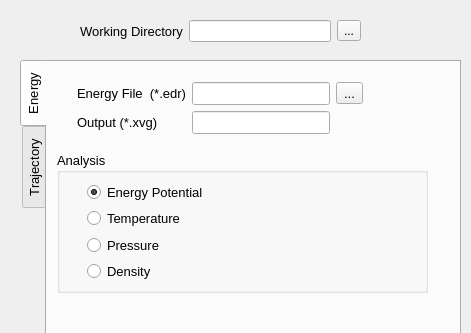
First picture: the form in gromacsanalysis.ui, repository khabibki06/GroUP, before the edit; both pictures show x 0 to 471 and y 0 to 333 of the 471 by 531 pixel window.
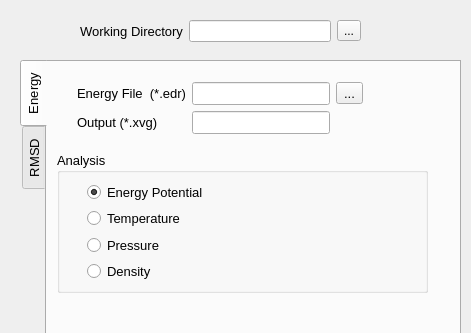
Second picture: the form after the edit.

What changed in the file:
```diff
--- a/gromacsanalysis.ui
+++ b/gromacsanalysis.ui
@@ -169,7 +169,7 @@
    </widget>
    <widget class="QWidget" name="trj_tab">
     <attribute name="title">
-     <string>Trajectory</string>
+     <string>RMSD</string>
     </attribute>
    </widget>
   </widget>
@@ -183,7 +183,7 @@
     </rect>
    </property>
   </widget>
-  <widget class="QWidget" name="">
+  <widget class="QWidget" name="layoutWidget">
    <property name="geometry">
     <rect>
      <x>80</x>
```
Left out of the diff: 6 changed lines with no effect on the pictures.
